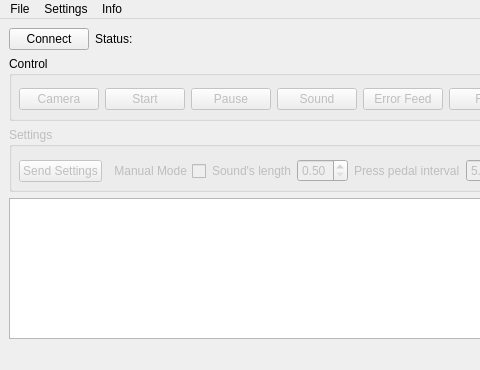
Above: mainwindow.ui from ByxoiPetrovi4/RabbitExperimentGUI before the change; both pictures show x 0 to 480 and y 0 to 370 of the 1280 by 370 pixel window. Below: the same form after it.
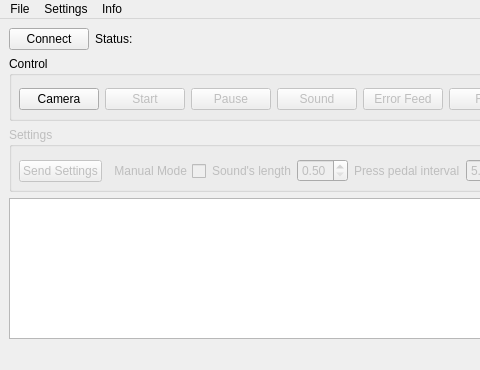
That is the form after the change.

The edit to the form file:
```diff
--- a/mainwindow.ui
+++ b/mainwindow.ui
@@ -100,7 +100,7 @@
           <item>
            <widget class="QPushButton" name="cameraButton">
             <property name="enabled">
-             <bool>false</bool>
+             <bool>true</bool>
             </property>
             <property name="text">
              <string>Camera</string>
```
